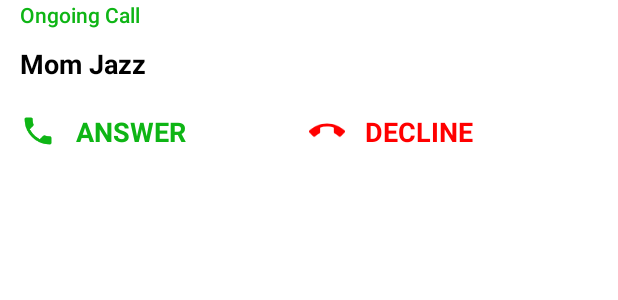
After one commit to Numrahmubeen/CallerTune, an Android app: the layout layout_custom_call_notification.xml on its own in the app's theme, with its tools: preview values and no code run, on a phone screen of 412 x 824 dp. The commit adds this screen. Shown: the top 300 px of the screen. Run offline under Robolectric (Android 15) with nearby library versions, the phone set to English and light mode, and no system bars.

Commit message:
Call Notification Implemented Successfully

```diff
--- a/app/src/main/AndroidManifest.xml
+++ b/app/src/main/AndroidManifest.xml
@@ -11,6 +11,8 @@
     <uses-permission android:name="android.permission.READ_CALL_LOG" />
     <uses-permission android:name="android.permission.WRITE_CALL_LOG" />
     <uses-permission android:name="android.permission.MODIFY_AUDIO_SETTINGS" />
+    <uses-permission android:name="android.permission.FOREGROUND_SERVICE" />
+    <uses-permission android:name="android.permission.USE_FULL_SCREEN_INTENT" />
 
     <application
         android:allowBackup="true"
@@ -30,7 +32,9 @@
         <activity
             android:name=".ChooseContactsActivity"
             android:theme="@style/Theme.Design.Light.NoActionBar" />
-        <activity android:name=".CallActivity" android:theme="@style/Theme.AppCompat.Light.NoActionBar"/>
+        <activity android:name=".CallActivity" android:theme="@style/Theme.AppCompat.Light.NoActionBar"
+            android:excludeFromRecents="true"
+            android:taskAffinity=""/>
         <activity
             android:name=".MainActivity"
             android:theme="@style/Theme.MaterialComponents.Light.NoActionBar">
--- a/app/src/main/java/com/caller/tune/MainActivity.java
+++ b/app/src/main/java/com/caller/tune/MainActivity.java
@@ -71,7 +71,9 @@
             Manifest.permission.ACCESS_NOTIFICATION_POLICY,
             Manifest.permission.READ_CALL_LOG,
             Manifest.permission.WRITE_CALL_LOG,
-            Manifest.permission.MODIFY_AUDIO_SETTINGS
+            Manifest.permission.MODIFY_AUDIO_SETTINGS,
+            Manifest.permission.USE_FULL_SCREEN_INTENT,
+
     };
 
     @Override
--- a/app/src/main/java/com/caller/tune/params/Params.java
+++ b/app/src/main/java/com/caller/tune/params/Params.java
@@ -7,6 +7,7 @@
 import android.content.ContentUris;
 import android.content.ContentValues;
 import android.content.Context;
+import android.content.SharedPreferences;
 import android.database.Cursor;
 import android.net.Uri;
 import android.provider.ContactsContract;
@@ -50,6 +51,9 @@
     public static final String AM_VIBRATE_MODE = "vibrate";
     public static final String AM_SILENT_MODE = "silent";
     public static final String AM_SKIP_MODE = "block";
+    public static final String CALL_RESPONSE_ACTION_KEY = "CALL_RESPONSE_ACTION_KEY";
+    public static final String CALL_RECEIVE_ACTION = "CALL_RECEIVE_ACTION";
+    public static final String CALL_CANCEL_ACTION = "CALL_CANCEL_ACTION";
 
     public static long addContact(String name, String number,String type,Context context){
         long contactId ;
--- /dev/null
+++ b/app/src/main/res/drawable/ic_end_call_white_.xml
@@ -0,0 +1,5 @@
+<vector android:height="24dp" android:tint="#FFF"
+    android:viewportHeight="24" android:viewportWidth="24"
+    android:width="24dp" xmlns:android="http://schemas.android.com/apk/res/android">
+    <path android:fillColor="@android:color/white" android:pathData="M12,9c-1.6,0 -3.15,0.25 -4.6,0.72v3.1c0,0.39 -0.23,0.74 -0.56,0.9 -0.98,0.49 -1.87,1.12 -2.66,1.85 -0.18,0.18 -0.43,0.28 -0.7,0.28 -0.28,0 -0.53,-0.11 -0.71,-0.29L0.29,13.08c-0.18,-0.17 -0.29,-0.42 -0.29,-0.7 0,-0.28 0.11,-0.53 0.29,-0.71C3.34,8.78 7.46,7 12,7s8.66,1.78 11.71,4.67c0.18,0.18 0.29,0.43 0.29,0.71 0,0.28 -0.11,0.53 -0.29,0.71l-2.48,2.48c-0.18,0.18 -0.43,0.29 -0.71,0.29 -0.27,0 -0.52,-0.11 -0.7,-0.28 -0.79,-0.74 -1.69,-1.36 -2.67,-1.85 -0.33,-0.16 -0.56,-0.5 -0.56,-0.9v-3.1C15.15,9.25 13.6,9 12,9z"/>
+</vector>
--- /dev/null
+++ b/app/src/main/res/layout/layout_custom_call_notification.xml
@@ -0,0 +1,63 @@
+<?xml version="1.0" encoding="utf-8"?>
+<LinearLayout
+    xmlns:android="http://schemas.android.com/apk/res/android"
+    android:layout_width="match_parent"
+    android:layout_height="wrap_content"
+    android:layout_marginLeft="@dimen/_10sdp"
+    android:layout_marginRight="@dimen/_10sdp"
+    android:orientation="vertical">
+
+    <TextView
+        android:id="@+id/notification_title_tv"
+        style="@style/TextAppearance.Compat.Notification.Title"
+        android:textColor="@color/green_noti_text"
+        android:layout_width="wrap_content"
+        android:layout_height="wrap_content"
+        android:text="Ongoing Call" />
+    <TextView
+        android:id="@+id/notification_incoming_caller"
+        style="@style/TextAppearance.Compat.Notification.Media"
+        android:textColor="@color/black"
+        android:layout_marginTop="@dimen/_8sdp"
+        android:textSize="@dimen/_14ssp"
+        android:textStyle="bold"
+        android:layout_width="wrap_content"
+        android:layout_height="wrap_content"
+        android:text="Mom Jazz" />
+
+    <LinearLayout
+        android:layout_width="match_parent"
+        android:layout_height="wrap_content"
+        android:layout_marginTop="@dimen/_16sdp"
+        android:orientation="horizontal">
+
+        <TextView
+            android:id="@+id/notification_answer_call_tv"
+            android:layout_width="0dp"
+            android:layout_height="wrap_content"
+            android:drawableLeft="@drawable/ic_phone"
+            android:drawableTint="@color/green_noti_text"
+            android:drawablePadding="@dimen/_10sdp"
+            android:layout_marginEnd="@dimen/_8sdp"
+            android:layout_weight="1"
+            android:textStyle="bold"
+            android:text="ANSWER"
+            android:textSize="@dimen/_14ssp"
+            android:textAllCaps="false"
+            android:textColor="@color/green_noti_text" />
+
+        <TextView
+            android:id="@+id/notification_reject_call_tv"
+            android:layout_width="0dp"
+            android:layout_height="wrap_content"
+            android:drawableLeft="@drawable/ic_end_call"
+            android:drawablePadding="@dimen/_10sdp"
+            android:layout_marginEnd="@dimen/_8sdp"
+            android:layout_weight="1"
+            android:textStyle="bold"
+            android:text="DECLINE"
+            android:textSize="@dimen/_14ssp"
+            android:textAllCaps="false"
+            android:textColor="#ff0000" />
+    </LinearLayout>
+</LinearLayout>
--- a/app/src/main/res/values/colors.xml
+++ b/app/src/main/res/values/colors.xml
@@ -18,5 +18,6 @@
     <color name="green">#FF00FF00</color>
     <color name="receive_call">#FF0000FF</color>
     <color name="gray_call">#807B7B</color>
+    <color name="green_noti_text">#0EB515</color>
 
 </resources>
```
Also changed, not shown: app/src/main/java/com/caller/tune/CallActivity.java (+26 -100 lines), app/src/main/java/com/caller/tune/CallService.java (+371 -1 lines), app/src/main/java/com/caller/tune/params/Preference.java (added, +50 -0 lines), app/src/main/res/layout/layout_custom_call_small_notification.xml (added, +50 -0 lines).
